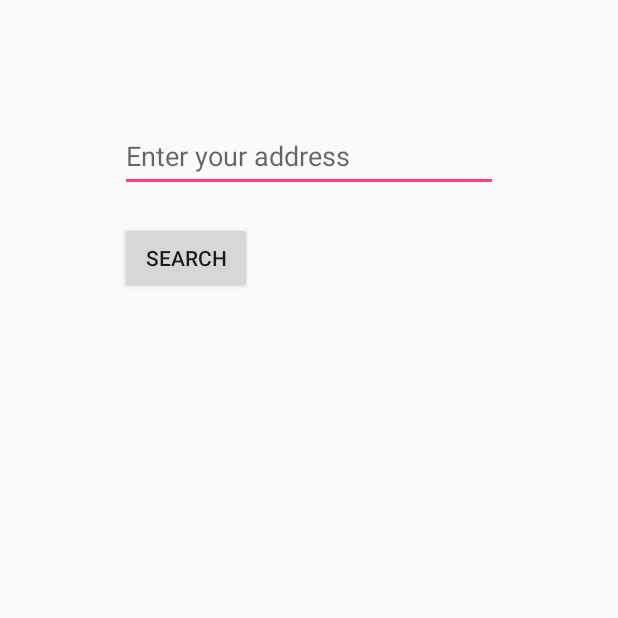
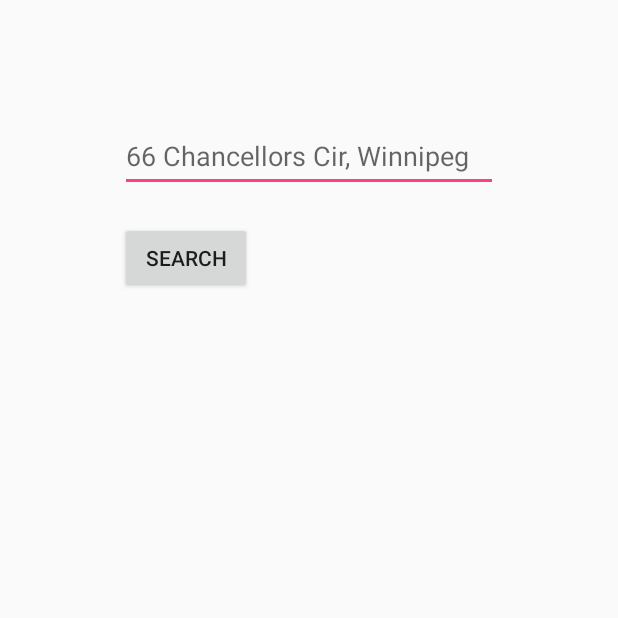
Before and after one commit to timonchen/GoCart, an Android app: the screen it shows after launch (FindClosetStoreActivity), on a phone screen of 412 x 824 dp, the top half of it. Run offline under Robolectric (Android 15) with nearby library versions, the phone set to English and light mode, and no system bars.

Commit message:
Added sample address default to find closest store search bar

```diff
--- a/app/src/main/res/layout/activity_find_closest_store.xml
+++ b/app/src/main/res/layout/activity_find_closest_store.xml
@@ -11,7 +11,7 @@
     <EditText
         android:layout_width="match_parent"
         android:layout_height="48dp"
-        android:hint="Enter your address"
+        android:hint="66 Chancellors Cir, Winnipeg"
         android:id="@+id/searchBar"/>
 
     <Button
```
